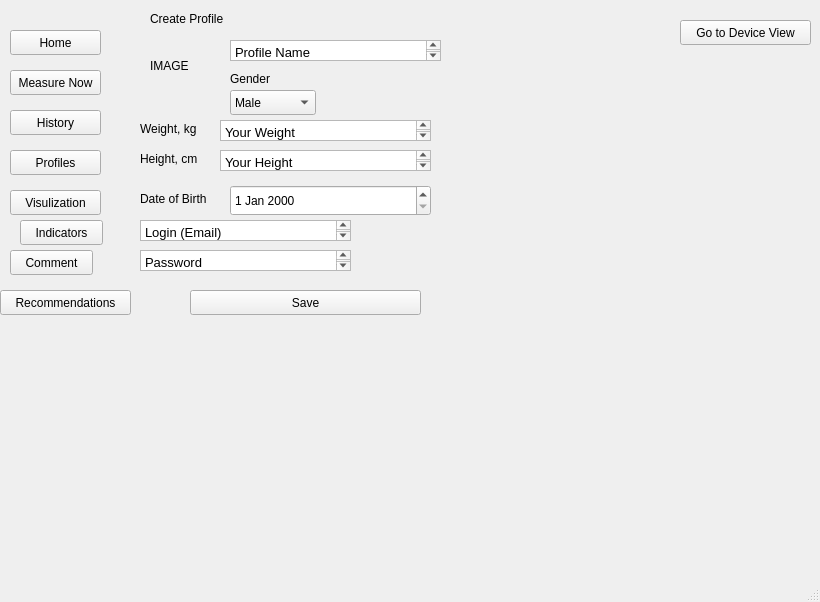
abdelshafei/Team26RaDoTechSimulation, file RaDoTechSimulation/RaDoTechSimulation/mainwindow.ui: the form before one commit.
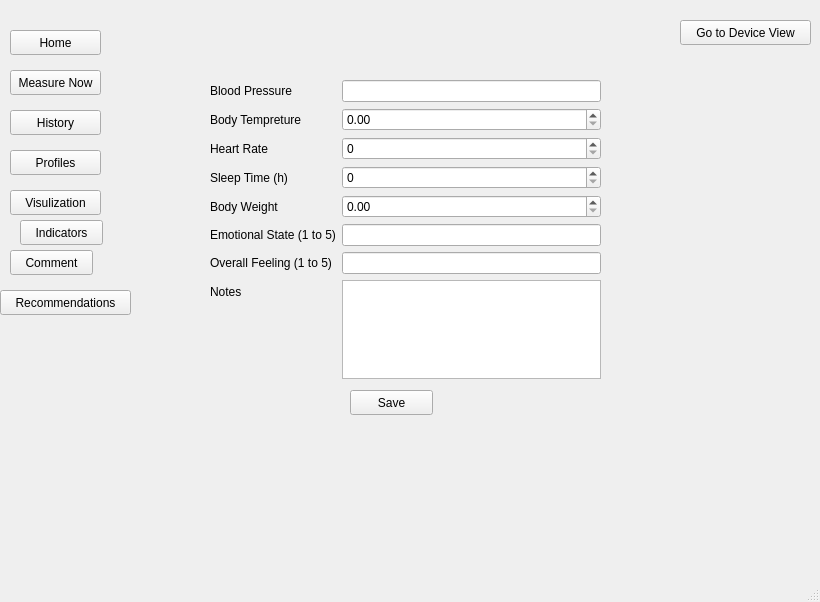
The form after the commit. The open tabs and pages were chosen to show the change.

The edit to the form file:
```diff
--- a/RaDoTechSimulation/RaDoTechSimulation/mainwindow.ui
+++ b/RaDoTechSimulation/RaDoTechSimulation/mainwindow.ui
@@ -1231,6 +1231,113 @@
         </widget>
        </widget>
       </widget>
+      <widget class="QWidget" name="PersonalMetricsPage">
+       <widget class="QWidget" name="formLayoutWidget">
+        <property name="geometry">
+         <rect>
+          <x>80</x>
+          <y>80</y>
+          <width>391</width>
+          <height>299</height>
+         </rect>
+        </property>
+        <layout class="QFormLayout" name="formLayout">
+         <item row="8" column="1">
+          <widget class="QTextEdit" name="NotesBox"/>
+         </item>
+         <item row="5" column="1">
+          <widget class="QDoubleSpinBox" name="BodyWeightBox"/>
+         </item>
+         <item row="4" column="1">
+          <widget class="QSpinBox" name="SleepTimeBox"/>
+         </item>
+         <item row="3" column="1">
+          <widget class="QSpinBox" name="HeartRateBox"/>
+         </item>
+         <item row="2" column="1">
+          <widget class="QDoubleSpinBox" name="BodyTempBox"/>
+         </item>
+         <item row="1" column="1">
+          <widget class="QLineEdit" name="BloodPressureBox"/>
+         </item>
+         <item row="1" column="0">
+          <widget class="QLabel" name="BloodPressure">
+           <property name="text">
+            <string>Blood Pressure</string>
+           </property>
+          </widget>
+         </item>
+         <item row="2" column="0">
+          <widget class="QLabel" name="BodyTemp">
+           <property name="text">
+            <string>Body Tempreture</string>
+           </property>
+          </widget>
+         </item>
+         <item row="3" column="0">
+          <widget class="QLabel" name="HeartRate">
+           <property name="text">
+            <string>Heart Rate</string>
+           </property>
+          </widget>
+         </item>
+         <item row="4" column="0">
+          <widget class="QLabel" name="SleepTime">
+           <property name="text">
+            <string>Sleep Time (h)</string>
+           </property>
+          </widget>
+         </item>
+         <item row="5" column="0">
+          <widget class="QLabel" name="BodyWeight">
+           <property name="text">
+            <string>Body Weight</string>
+           </property>
+          </widget>
+         </item>
+         <item row="8" column="0">
+          <widget class="QLabel" name="Notes">
+           <property name="text">
+            <string>Notes</string>
+           </property>
+          </widget>
+         </item>
+         <item row="6" column="0">
+          <widget class="QLabel" name="EmotionalState">
+           <property name="text">
+            <string>Emotional State (1 to 5)</string>
+           </property>
+          </widget>
+         </item>
+         <item row="6" column="1">
+          <widget class="QLineEdit" name="EmoStateBox"/>
+         </item>
+         <item row="7" column="1">
+          <widget class="QLineEdit" name="OverallFeelingBox"/>
+         </item>
+         <item row="7" column="0">
+          <widget class="QLabel" name="OverallFeeling">
+           <property name="text">
+            <string>Overall Feeling (1 to 5)</string>
+           </property>
+          </widget>
+         </item>
+        </layout>
+       </widget>
+       <widget class="QPushButton" name="SaveButtonNotes">
+        <property name="geometry">
+         <rect>
+          <x>220</x>
+          <y>390</y>
+          <width>83</width>
+          <height>25</height>
+         </rect>
+        </property>
+        <property name="text">
+         <string>Save</string>
+        </property>
+       </widget>
+      </widget>
      </widget>
      <widget class="QPushButton" name="HomePageButton">
       <property name="geometry">
```
Left out of the diff: 15 changed lines with no effect on the pictures.
